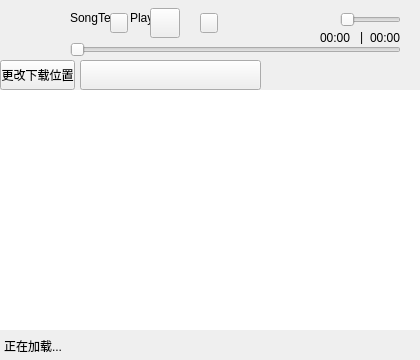
First picture: the form in widget.ui, repository Awezome/SongTastePlayer, before the edit.
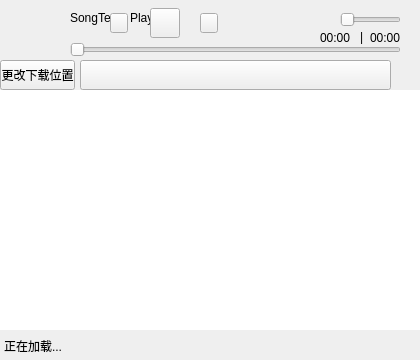
Second picture: the form after the edit. The open tabs and pages were chosen to show the change.

What changed in the file:
```diff
--- a/widget.ui
+++ b/widget.ui
@@ -385,7 +385,7 @@
       <rect>
        <x>80</x>
        <y>0</y>
-       <width>181</width>
+       <width>311</width>
        <height>30</height>
       </rect>
      </property>
```
